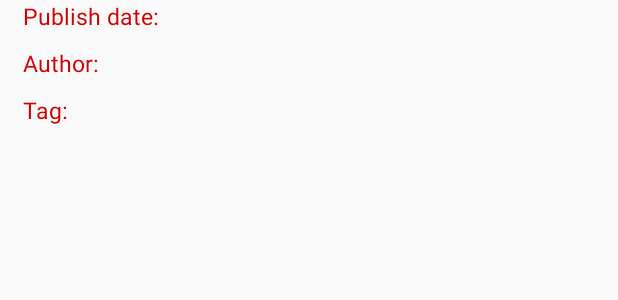
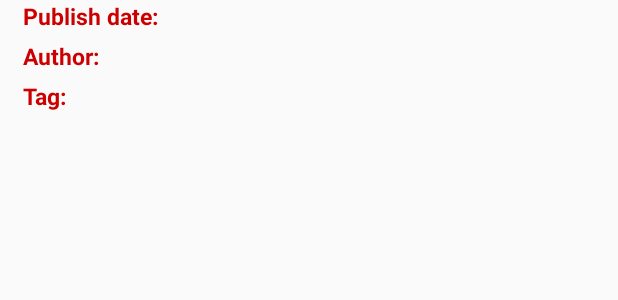
Before and after one commit to Tovar12/Instagram-Trending, an Android app: the layout fragment_detailed_post.xml on its own in the app's theme, with its tools: preview values and no code run, on a phone screen of 412 x 824 dp. Shown: the top 300 px of the screen. Run offline under Robolectric (Android 15) with nearby library versions, the phone set to English and light mode, and no system bars; network calls fail.

```diff
--- a/app/src/main/res/layout/fragment_detailed_post.xml
+++ b/app/src/main/res/layout/fragment_detailed_post.xml
@@ -21,7 +21,8 @@
                 android:layout_height="wrap_content"
                 android:text="@string/publish_date"
                 android:textColor="@android:color/holo_red_dark"
-                android:textSize="15sp" />
+                android:textSize="15sp"
+                android:textStyle="bold" />
 
             <TextView
                 android:id="@+id/publish_date"
@@ -37,7 +38,7 @@
         <LinearLayout
             android:layout_width="match_parent"
             android:layout_height="wrap_content"
-            android:layout_marginTop="10dp"
+            android:layout_marginTop="5dp"
             android:orientation="horizontal">
 
             <TextView
@@ -45,7 +46,8 @@
                 android:layout_height="wrap_content"
                 android:text="@string/author"
                 android:textColor="@android:color/holo_red_dark"
-                android:textSize="15sp" />
+                android:textSize="15sp"
+                android:textStyle="bold" />
 
             <TextView
                 android:id="@+id/author"
@@ -61,7 +63,7 @@
         <LinearLayout
             android:layout_width="match_parent"
             android:layout_height="wrap_content"
-            android:layout_marginTop="10dp"
+            android:layout_marginTop="5dp"
             android:orientation="horizontal">
 
             <TextView
@@ -69,7 +71,8 @@
                 android:layout_height="wrap_content"
                 android:text="@string/tag"
                 android:textColor="@android:color/holo_red_dark"
-                android:textSize="15sp" />
+                android:textSize="15sp"
+                android:textStyle="bold" />
 
             <TextView
                 android:id="@+id/tag"
```
Also changed, not shown: app/src/main/java/com/ftovaro/instagramtrending/activities/WebActivity.java (+14 -0 lines), app/src/main/res/layout/content_web.xml (+17 -9 lines).
